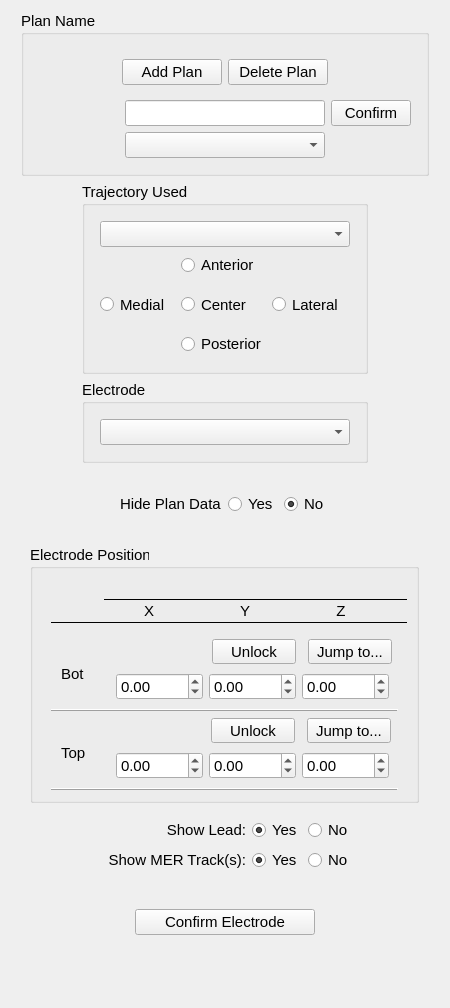
This is postopLocalization/Resources/UI/postopLocalization.ui in greydongilmore/trajectoryGuideModules as Qt 5 draws it before an edit. The edited form follows.
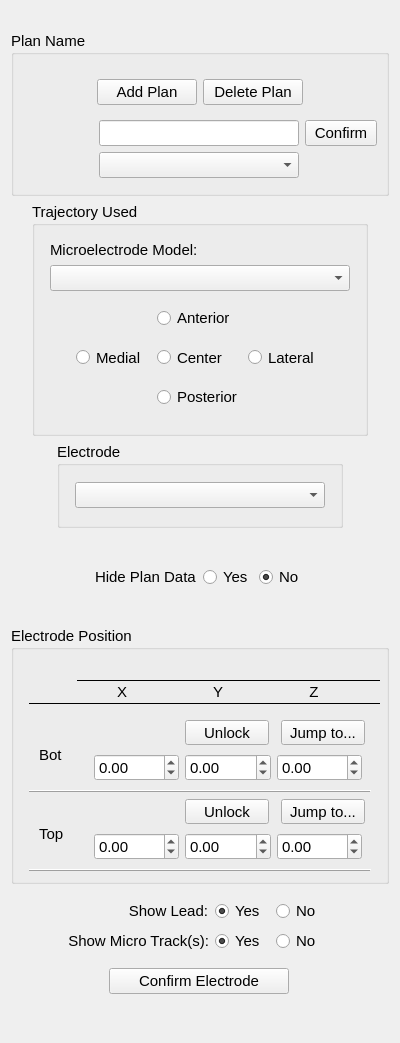
This is the edited form. Custom widgets are drawn as their Qt base class.

Diff of the .ui file:
```diff
--- a/postopLocalization/Resources/UI/postopLocalization.ui
+++ b/postopLocalization/Resources/UI/postopLocalization.ui
@@ -6,15 +6,31 @@
    <rect>
     <x>0</x>
     <y>0</y>
-    <width>450</width>
-    <height>1008</height>
+    <width>400</width>
+    <height>1043</height>
    </rect>
   </property>
   <property name="windowTitle">
    <string>Form</string>
   </property>
-  <layout class="QGridLayout" name="gridLayout_9">
-   <item row="0" column="0" alignment="Qt::AlignHCenter">
+  <layout class="QGridLayout" name="gridLayout_10">
+   <item row="0" column="0">
+    <spacer name="verticalSpacer_2">
+     <property name="orientation">
+      <enum>Qt::Vertical</enum>
+     </property>
+     <property name="sizeType">
+      <enum>QSizePolicy::Fixed</enum>
+     </property>
+     <property name="sizeHint" stdset="0">
+      <size>
+       <width>20</width>
+       <height>20</height>
+      </size>
+     </property>
+    </spacer>
+   </item>
+   <item row="1" column="0" colspan="2" alignment="Qt::AlignHCenter">
     <widget class="QGroupBox" name="planNameGB">
      <property name="font">
       <font>
@@ -27,13 +43,13 @@
      </property>
      <layout class="QGridLayout" name="gridLayout_5">
       <property name="leftMargin">
-       <number>15</number>
+       <number>9</number>
       </property>
       <property name="topMargin">
        <number>15</number>
       </property>
       <property name="rightMargin">
-       <number>15</number>
+       <number>9</number>
       </property>
       <property name="bottomMargin">
        <number>15</number>
@@ -70,7 +86,7 @@
         </property>
         <property name="minimumSize">
          <size>
-          <width>80</width>
+          <width>70</width>
           <height>0</height>
          </size>
         </property>
@@ -105,7 +121,7 @@
         </property>
         <property name="sizeHint" stdset="0">
          <size>
-          <width>80</width>
+          <width>70</width>
           <height>20</height>
          </size>
         </property>
@@ -170,7 +186,7 @@
      </layout>
     </widget>
    </item>
-   <item row="1" column="0" alignment="Qt::AlignHCenter">
+   <item row="2" column="0" colspan="2" alignment="Qt::AlignHCenter">
     <widget class="QGroupBox" name="postTrajUsedGB">
      <property name="font">
       <font>
@@ -194,7 +210,66 @@
       <property name="bottomMargin">
        <number>15</number>
       </property>
-      <item row="3" column="1">
+      <item row="1" column="0" colspan="6" alignment="Qt::AlignHCenter">
+       <widget class="QComboBox" name="postMicroModel">
+        <property name="minimumSize">
+         <size>
+          <width>300</width>
+          <height>0</height>
+         </size>
+        </property>
+       </widget>
+      </item>
+      <item row="2" column="0" colspan="6" alignment="Qt::AlignHCenter">
+       <widget class="QWidget" name="widget_4" native="true">
+        <property name="minimumSize">
+         <size>
+          <width>0</width>
+          <height>0</height>
+         </size>
+        </property>
+        <layout class="QGridLayout" name="gridLayout_9">
+         <item row="2" column="1">
+          <widget class="QRadioButton" name="postPosMER">
+           <property name="sizePolicy">
+            <sizepolicy hsizetype="Fixed" vsizetype="Fixed">
+             <horstretch>0</horstretch>
+             <verstretch>0</verstretch>
+            </sizepolicy>
+           </property>
+           <property name="minimumSize">
+            <size>
+             <width>70</width>
+             <height>0</height>
+            </size>
+           </property>
+           <property name="font">
+            <font>
+             <family>Arial</family>
+             <pointsize>11</pointsize>
+            </font>
+           </property>
+           <property name="mouseTracking">
+            <bool>false</bool>
+           </property>
+           <property name="focusPolicy">
+            <enum>Qt::NoFocus</enum>
+           </property>
+           <property name="styleSheet">
+            <string notr="true"/>
+           </property>
+           <property name="text">
+            <string>Posterior</string>
+           </property>
+           <property name="autoExclusive">
+            <bool>false</bool>
+           </property>
+           <attribute name="buttonGroup">
+            <string notr="true">trajUsedButtonGroup</string>
+           </attribute>
+          </widget>
+         </item>
+         <item row="1" column="1">
        <widget class="QRadioButton" name="postCenMER">
         <property name="sizePolicy">
          <sizepolicy hsizetype="Fixed" vsizetype="Fixed">
@@ -237,47 +312,7 @@
         </attribute>
        </widget>
       </item>
-      <item row="2" column="1">
-       <widget class="QRadioButton" name="postAntMER">
-        <property name="sizePolicy">
-         <sizepolicy hsizetype="Fixed" vsizetype="Fixed">
-          <horstretch>0</horstretch>
-          <verstretch>0</verstretch>
-         </sizepolicy>
-        </property>
-        <property name="minimumSize">
-         <size>
-          <width>70</width>
-          <height>0</height>
-         </size>
-        </property>
-        <property name="font">
-         <font>
-          <family>Arial</family>
-          <pointsize>11</pointsize>
-         </font>
-        </property>
-        <property name="mouseTracking">
-         <bool>false</bool>
-        </property>
-        <property name="focusPolicy">
-         <enum>Qt::NoFocus</enum>
-        </property>
-        <property name="styleSheet">
-         <string notr="true"/>
-        </property>
-        <property name="text">
-         <string>Anterior</string>
-        </property>
-        <property name="autoExclusive">
-         <bool>false</bool>
-        </property>
-        <attribute name="buttonGroup">
-         <string notr="true">trajUsedButtonGroup</string>
-        </attribute>
-       </widget>
-      </item>
-      <item row="3" column="2">
+         <item row="1" column="2">
        <widget class="QRadioButton" name="postLatMER">
         <property name="sizePolicy">
          <sizepolicy hsizetype="Fixed" vsizetype="Fixed">
@@ -317,7 +352,47 @@
         </attribute>
        </widget>
       </item>
-      <item row="3" column="0">
+         <item row="0" column="1">
+          <widget class="QRadioButton" name="postAntMER">
+           <property name="sizePolicy">
+            <sizepolicy hsizetype="Fixed" vsizetype="Fixed">
+             <horstretch>0</horstretch>
+             <verstretch>0</verstretch>
+            </sizepolicy>
+           </property>
+           <property name="minimumSize">
+            <size>
+             <width>70</width>
+             <height>0</height>
+            </size>
+           </property>
+           <property name="font">
+            <font>
+             <family>Arial</family>
+             <pointsize>11</pointsize>
+            </font>
+           </property>
+           <property name="mouseTracking">
+            <bool>false</bool>
+           </property>
+           <property name="focusPolicy">
+            <enum>Qt::NoFocus</enum>
+           </property>
+           <property name="styleSheet">
+            <string notr="true"/>
+           </property>
+           <property name="text">
+            <string>Anterior</string>
+           </property>
+           <property name="autoExclusive">
+            <bool>false</bool>
+           </property>
+           <attribute name="buttonGroup">
+            <string notr="true">trajUsedButtonGroup</string>
+           </attribute>
+          </widget>
+         </item>
+         <item row="1" column="0">
        <widget class="QRadioButton" name="postMedMER">
         <property name="sizePolicy">
          <sizepolicy hsizetype="Fixed" vsizetype="Fixed">
@@ -357,116 +432,20 @@
         </attribute>
        </widget>
       </item>
-      <item row="4" column="1">
-       <widget class="QRadioButton" name="postPosMER">
-        <property name="sizePolicy">
-         <sizepolicy hsizetype="Fixed" vsizetype="Fixed">
-          <horstretch>0</horstretch>
-          <verstretch>0</verstretch>
-         </sizepolicy>
-        </property>
-        <property name="minimumSize">
-         <size>
-          <width>70</width>
-          <height>0</height>
-         </size>
-        </property>
-        <property name="font">
-         <font>
-          <family>Arial</family>
-          <pointsize>11</pointsize>
-         </font>
-        </property>
-        <property name="mouseTracking">
-         <bool>false</bool>
-        </property>
-        <property name="focusPolicy">
-         <enum>Qt::NoFocus</enum>
-        </property>
-        <property name="styleSheet">
-         <string notr="true"/>
-        </property>
-        <property name="text">
-         <string>Posterior</string>
-        </property>
-        <property name="autoExclusive">
-         <bool>false</bool>
-        </property>
-        <attribute name="buttonGroup">
-         <string notr="true">trajUsedButtonGroup</string>
-        </attribute>
-       </widget>
-      </item>
-      <item row="1" column="0" colspan="3">
-       <widget class="QComboBox" name="postMicroModel">
-        <property name="minimumSize">
-         <size>
-          <width>250</width>
-          <height>0</height>
-         </size>
-        </property>
-       </widget>
-      </item>
      </layout>
     </widget>
    </item>
-   <item row="2" column="0" alignment="Qt::AlignHCenter">
-    <widget class="QGroupBox" name="postElecModelGB">
-     <property name="font">
-      <font>
-       <family>Arial</family>
-       <pointsize>11</pointsize>
-      </font>
-     </property>
-     <property name="title">
-      <string>Electrode</string>
-     </property>
-     <layout class="QGridLayout" name="gridLayout_18">
-      <property name="leftMargin">
-       <number>15</number>
-      </property>
-      <property name="topMargin">
-       <number>15</number>
-      </property>
-      <property name="rightMargin">
-       <number>15</number>
-      </property>
-      <property name="bottomMargin">
-       <number>15</number>
-      </property>
-      <item row="0" column="0">
-       <widget class="QComboBox" name="postElecCB">
-        <property name="minimumSize">
-         <size>
-          <width>250</width>
-          <height>0</height>
-         </size>
-        </property>
-        <property name="currentText">
-         <string/>
-        </property>
-        <property name="placeholderText">
-         <string/>
-        </property>
-       </widget>
-      </item>
-     </layout>
-    </widget>
-   </item>
-   <item row="3" column="0" alignment="Qt::AlignHCenter">
-    <widget class="QWidget" name="hideDataWig" native="true">
-     <layout class="QGridLayout" name="gridLayout_2">
-      <item row="0" column="0">
-       <widget class="QLabel" name="label_11">
+      <item row="0" column="0" colspan="6">
+       <widget class="QLabel" name="planAntMedMERLabel_2">
         <property name="sizePolicy">
-         <sizepolicy hsizetype="Preferred" vsizetype="Preferred">
+         <sizepolicy hsizetype="MinimumExpanding" vsizetype="Preferred">
           <horstretch>0</horstretch>
           <verstretch>0</verstretch>
          </sizepolicy>
         </property>
         <property name="minimumSize">
          <size>
-          <width>0</width>
+          <width>102</width>
           <height>0</height>
          </size>
         </property>
@@ -476,59 +455,18 @@
           <pointsize>11</pointsize>
          </font>
         </property>
-        <property name="layoutDirection">
-         <enum>Qt::LeftToRight</enum>
-        </property>
         <property name="text">
-         <string>Hide Plan Data</string>
+         <string>Microelectrode Model:</string>
         </property>
         <property name="alignment">
          <set>Qt::AlignLeading|Qt::AlignLeft|Qt::AlignVCenter</set>
         </property>
        </widget>
       </item>
-      <item row="0" column="1">
-       <widget class="QRadioButton" name="hideDataY">
-        <property name="font">
-         <font>
-          <family>Arial</family>
-          <pointsize>11</pointsize>
-         </font>
-        </property>
-        <property name="text">
-         <string>Yes</string>
-        </property>
-        <property name="checked">
-         <bool>false</bool>
-        </property>
-        <attribute name="buttonGroup">
-         <string notr="true">hideDataButtonGroup</string>
-        </attribute>
-       </widget>
-      </item>
-      <item row="0" column="2">
-       <widget class="QRadioButton" name="hideDataN">
-        <property name="font">
-         <font>
-          <family>Arial</family>
-          <pointsize>11</pointsize>
-         </font>
-        </property>
-        <property name="text">
-         <string>No</string>
-        </property>
-        <property name="checked">
-         <bool>true</bool>
-        </property>
-        <attribute name="buttonGroup">
-         <string notr="true">hideDataButtonGroup</string>
-        </attribute>
-       </widget>
-      </item>
      </layout>
     </widget>
    </item>
-   <item row="4" column="0" alignment="Qt::AlignHCenter">
+   <item row="5" column="0" colspan="2" alignment="Qt::AlignHCenter">
     <widget class="QGroupBox" name="postElecPositionGB">
      <property name="font">
       <font>
@@ -537,9 +475,15 @@
       </font>
      </property>
      <property name="title">
-      <string>Electrode Position</string>
+      <string>Electrode Position  </string>
      </property>
      <layout class="QGridLayout" name="gridLayout_7">
+      <property name="leftMargin">
+       <number>6</number>
+      </property>
+      <property name="rightMargin">
+       <number>6</number>
+      </property>
       <item row="4" column="0">
        <widget class="QWidget" name="topWig" native="true">
         <layout class="QGridLayout" name="gridLayout_3">
@@ -1306,45 +1250,128 @@
      </layout>
     </widget>
    </item>
-   <item row="5" column="0" alignment="Qt::AlignHCenter">
+   <item row="3" column="0" colspan="2" alignment="Qt::AlignHCenter">
+    <widget class="QGroupBox" name="postElecModelGB">
+     <property name="font">
+      <font>
+       <family>Arial</family>
+       <pointsize>11</pointsize>
+      </font>
+     </property>
+     <property name="title">
+      <string>Electrode</string>
+     </property>
+     <layout class="QGridLayout" name="gridLayout_18">
+      <property name="leftMargin">
+       <number>15</number>
+      </property>
+      <property name="topMargin">
+       <number>15</number>
+      </property>
+      <property name="rightMargin">
+       <number>15</number>
+      </property>
+      <property name="bottomMargin">
+       <number>15</number>
+      </property>
+      <item row="0" column="0">
+       <widget class="QComboBox" name="postElecCB">
+        <property name="minimumSize">
+         <size>
+          <width>250</width>
+          <height>0</height>
+         </size>
+        </property>
+        <property name="currentText">
+         <string/>
+        </property>
+        <property name="placeholderText">
+         <string/>
+        </property>
+       </widget>
+      </item>
+     </layout>
+    </widget>
+   </item>
+   <item row="4" column="0" colspan="2" alignment="Qt::AlignHCenter">
+    <widget class="QWidget" name="hideDataWig" native="true">
+     <layout class="QGridLayout" name="gridLayout_2">
+      <item row="0" column="0">
+       <widget class="QLabel" name="label_11">
+        <property name="sizePolicy">
+         <sizepolicy hsizetype="Preferred" vsizetype="Preferred">
+          <horstretch>0</horstretch>
+          <verstretch>0</verstretch>
+         </sizepolicy>
+        </property>
+        <property name="minimumSize">
+         <size>
+          <width>0</width>
+          <height>0</height>
+         </size>
+        </property>
+        <property name="font">
+         <font>
+          <family>Arial</family>
+          <pointsize>11</pointsize>
+         </font>
+        </property>
+        <property name="layoutDirection">
+         <enum>Qt::LeftToRight</enum>
+        </property>
+        <property name="text">
+         <string>Hide Plan Data</string>
+        </property>
+        <property name="alignment">
+         <set>Qt::AlignLeading|Qt::AlignLeft|Qt::AlignVCenter</set>
+        </property>
+       </widget>
+      </item>
+      <item row="0" column="1">
+       <widget class="QRadioButton" name="hideDataY">
+        <property name="font">
+         <font>
+          <family>Arial</family>
+          <pointsize>11</pointsize>
+         </font>
+        </property>
+        <property name="text">
+         <string>Yes</string>
+        </property>
+        <property name="checked">
+         <bool>false</bool>
+        </property>
+        <attribute name="buttonGroup">
+         <string notr="true">hideDataButtonGroup</string>
+        </attribute>
+       </widget>
+      </item>
+      <item row="0" column="2">
+       <widget class="QRadioButton" name="hideDataN">
+        <property name="font">
+         <font>
+          <family>Arial</family>
+          <pointsize>11</pointsize>
+         </font>
+        </property>
+        <property name="text">
+         <string>No</string>
+        </property>
+        <property name="checked">
+         <bool>true</bool>
+        </property>
+        <attribute name="buttonGroup">
+         <string notr="true">hideDataButtonGroup</string>
+        </attribute>
+       </widget>
+      </item>
+     </layout>
+    </widget>
+   </item>
+   <item row="6" column="0" colspan="2" alignment="Qt::AlignHCenter">
     <widget class="QWidget" name="widget_2" native="true">
      <layout class="QGridLayout" name="gridLayout">
-      <item row="0" column="1">
-       <widget class="QRadioButton" name="actualElecPlotY">
-        <property name="font">
-         <font>
-          <family>Arial</family>
-          <pointsize>11</pointsize>
-         </font>
-        </property>
-        <property name="text">
-         <string>Yes</string>
-        </property>
-        <property name="checked">
-         <bool>true</bool>
-        </property>
-        <attribute name="buttonGroup">
-         <string notr="true">postShowActualElecButtonGroup</string>
-        </attribute>
-       </widget>
-      </item>
-      <item row="1" column="2">
-       <widget class="QRadioButton" name="actualMERTracksPlotN">
-        <property name="font">
-         <font>
-          <family>Arial</family>
-          <pointsize>11</pointsize>
-         </font>
-        </property>
-        <property name="text">
-         <string>No</string>
-        </property>
-        <attribute name="buttonGroup">
-         <string notr="true">postShowActualMERTracksGroup</string>
-        </attribute>
-       </widget>
-      </item>
-      <item row="1" column="0">
+      <item row="1" column="0" alignment="Qt::AlignHCenter">
        <widget class="QLabel" name="label_10">
         <property name="sizePolicy">
          <sizepolicy hsizetype="Fixed" vsizetype="Preferred">
@@ -1354,7 +1381,7 @@
         </property>
         <property name="minimumSize">
          <size>
-          <width>150</width>
+          <width>140</width>
           <height>0</height>
          </size>
         </property>
@@ -1365,15 +1392,55 @@
          </font>
         </property>
         <property name="text">
-         <string>Show MER Track(s):</string>
+         <string>Show Micro Track(s):</string>
         </property>
         <property name="alignment">
          <set>Qt::AlignRight|Qt::AlignTrailing|Qt::AlignVCenter</set>
         </property>
        </widget>
       </item>
-      <item row="1" column="1">
-       <widget class="QRadioButton" name="actualMERTracksPlotY">
+      <item row="0" column="2" alignment="Qt::AlignHCenter">
+       <widget class="QRadioButton" name="actualElecPlotN">
+        <property name="sizePolicy">
+         <sizepolicy hsizetype="Fixed" vsizetype="Preferred">
+          <horstretch>0</horstretch>
+          <verstretch>0</verstretch>
+         </sizepolicy>
+        </property>
+        <property name="minimumSize">
+         <size>
+          <width>55</width>
+          <height>0</height>
+         </size>
+        </property>
+        <property name="font">
+         <font>
+          <family>Arial</family>
+          <pointsize>11</pointsize>
+         </font>
+        </property>
+        <property name="text">
+         <string>No</string>
+        </property>
+        <attribute name="buttonGroup">
+         <string notr="true">postShowActualElecButtonGroup</string>
+        </attribute>
+       </widget>
+      </item>
+      <item row="0" column="1" alignment="Qt::AlignHCenter">
+       <widget class="QRadioButton" name="actualElecPlotY">
+        <property name="sizePolicy">
+         <sizepolicy hsizetype="Fixed" vsizetype="Preferred">
+          <horstretch>0</horstretch>
+          <verstretch>0</verstretch>
+         </sizepolicy>
+        </property>
+        <property name="minimumSize">
+         <size>
+          <width>55</width>
+          <height>0</height>
+         </size>
+        </property>
         <property name="font">
          <font>
           <family>Arial</family>
@@ -1387,11 +1454,11 @@
          <bool>true</bool>
         </property>
         <attribute name="buttonGroup">
-         <string notr="true">postShowActualMERTracksGroup</string>
+         <string notr="true">postShowActualElecButtonGroup</string>
         </attribute>
        </widget>
       </item>
-      <item row="0" column="0">
+      <item row="0" column="0" alignment="Qt::AlignHCenter">
        <widget class="QLabel" name="label_9">
         <property name="sizePolicy">
          <sizepolicy hsizetype="Fixed" vsizetype="Preferred">
@@ -1401,7 +1468,7 @@
         </property>
         <property name="minimumSize">
          <size>
-          <width>150</width>
+          <width>140</width>
           <height>0</height>
          </size>
         </property>
@@ -1422,8 +1489,51 @@
         </property>
        </widget>
       </item>
-      <item row="0" column="2">
-       <widget class="QRadioButton" name="actualElecPlotN">
+      <item row="1" column="1" alignment="Qt::AlignHCenter">
+       <widget class="QRadioButton" name="actualMERTracksPlotY">
+        <property name="sizePolicy">
+         <sizepolicy hsizetype="Fixed" vsizetype="Preferred">
+          <horstretch>0</horstretch>
+          <verstretch>0</verstretch>
+         </sizepolicy>
+        </property>
+        <property name="minimumSize">
+         <size>
+          <width>55</width>
+          <height>0</height>
+         </size>
+        </property>
+        <property name="font">
+         <font>
+          <family>Arial</family>
+          <pointsize>11</pointsize>
+         </font>
+        </property>
+        <property name="text">
+         <string>Yes</string>
+        </property>
+        <property name="checked">
+         <bool>true</bool>
+        </property>
+        <attribute name="buttonGroup">
+         <string notr="true">postShowActualMERTracksGroup</string>
+        </attribute>
+       </widget>
+      </item>
+      <item row="1" column="2" alignment="Qt::AlignHCenter">
+       <widget class="QRadioButton" name="actualMERTracksPlotN">
+        <property name="sizePolicy">
+         <sizepolicy hsizetype="Fixed" vsizetype="Preferred">
+          <horstretch>0</horstretch>
+          <verstretch>0</verstretch>
+         </sizepolicy>
+        </property>
+        <property name="minimumSize">
+         <size>
+          <width>55</width>
+          <height>0</height>
+         </size>
+        </property>
         <property name="font">
          <font>
           <family>Arial</family>
@@ -1434,14 +1544,27 @@
          <string>No</string>
         </property>
         <attribute name="buttonGroup">
-         <string notr="true">postShowActualElecButtonGroup</string>
+         <string notr="true">postShowActualMERTracksGroup</string>
         </attribute>
        </widget>
       </item>
-     </layout>
-    </widget>
-   </item>
-   <item row="6" column="0" alignment="Qt::AlignHCenter">
+      <item row="3" column="1">
+       <spacer name="verticalSpacer">
+        <property name="orientation">
+         <enum>Qt::Vertical</enum>
+        </property>
+        <property name="sizeType">
+         <enum>QSizePolicy::Fixed</enum>
+        </property>
+        <property name="sizeHint" stdset="0">
+         <size>
+          <width>20</width>
+          <height>20</height>
+         </size>
+        </property>
+       </spacer>
+      </item>
+      <item row="2" column="0" colspan="3">
     <widget class="QWidget" name="widget_3" native="true">
      <layout class="QGridLayout" name="gridLayout_4">
       <item row="0" column="0">
@@ -1472,21 +1595,8 @@
      </layout>
     </widget>
    </item>
-   <item row="7" column="0">
-    <spacer name="verticalSpacer">
-     <property name="orientation">
-      <enum>Qt::Vertical</enum>
-     </property>
-     <property name="sizeType">
-      <enum>QSizePolicy::Fixed</enum>
-     </property>
-     <property name="sizeHint" stdset="0">
-      <size>
-       <width>418</width>
-       <height>40</height>
-      </size>
-     </property>
-    </spacer>
+     </layout>
+    </widget>
    </item>
   </layout>
  </widget>
```
Left out of the diff: 6 changed lines with no effect on the pictures. Lines whose indentation alone changed are shown as unchanged.
